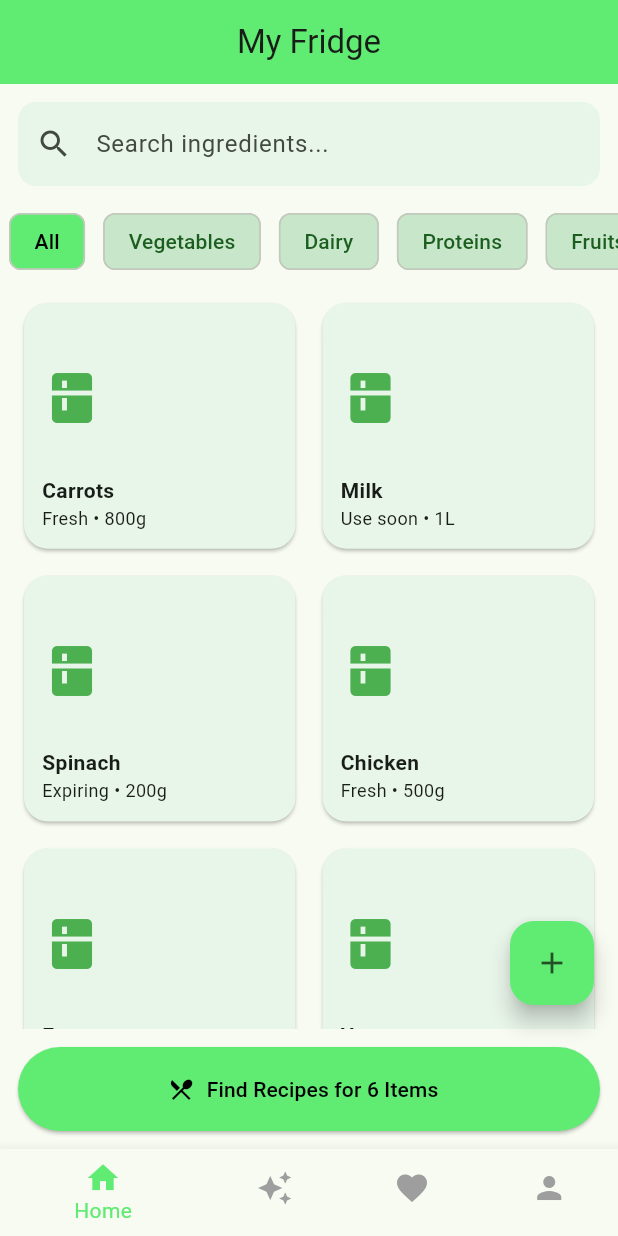
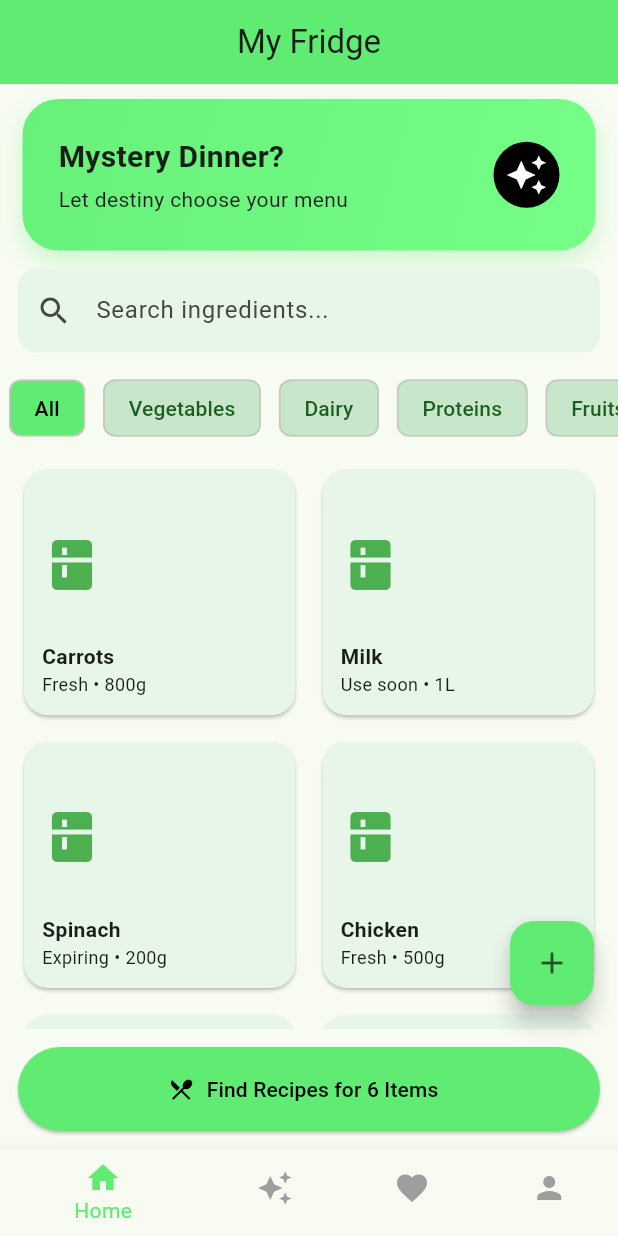
Before and after one commit to aommoa-76/food-fridge-app, a Flutter app: the screen it shows after launch, on a phone screen of 412 x 824 dp. Run offline on Flutter 3.47's test engine with Material 3 defaults, Android fonts, the phone set to English and light mode, and no system bars.

Commit message:
add special feature the RandomMenu page

```diff
--- a/lib/features/home/home_page.dart
+++ b/lib/features/home/home_page.dart
@@ -1,5 +1,6 @@
 import 'package:flutter/material.dart';
 import '../add_ingredient/add_ingredient_page.dart';
+import '../randomMenu/randomMenu.dart';
 
 class HomePage extends StatelessWidget {
   const HomePage({super.key});
@@ -24,6 +25,13 @@ class HomePage extends StatelessWidget {
 
       body: Column(
         children: [
+
+          const SizedBox(height: 10),
+
+          // เรียกใช้ปุ่มที่เราสร้างไว้
+          _buildRouletteButton(context),
+
+          // const SizedBox(height: 20),
           _buildSearch(),
           _buildCategories(),
           Expanded(child: _buildGrid()),
@@ -43,7 +51,6 @@ class HomePage extends StatelessWidget {
         },
         child: const Icon(Icons.add),
       ),
-
 
       // 🍳 Bottom Button
       bottomNavigationBar: Padding(
@@ -180,4 +187,54 @@ class HomePage extends StatelessWidget {
       },
     );
   }
+
+  // 🎢 4. Roulette Button (Original Function) - เพิ่มความพรีเมียมด้วย Gradient
+  Widget _buildRouletteButton(BuildContext context) {
+    // ดึงขนาดหน้าจอ
+    double screenWidth = MediaQuery.of(context).size.width;
+
+    return Container(
+      width: screenWidth - 30,
+      decoration: BoxDecoration(
+        borderRadius: BorderRadius.circular(24),
+        gradient: const LinearGradient(
+          colors: [Color.fromARGB(255, 103, 240, 122), Color.fromARGB(255, 117, 255, 135)],
+          begin: Alignment.topLeft, end: Alignment.bottomRight,
+        ),
+        boxShadow: [
+          BoxShadow(color: primaryGreen.withOpacity(0.3), blurRadius: 12, offset: const Offset(0, 6)),
+        ],
+      ),
+      child: Material(
+        color: Colors.transparent,
+        child: InkWell(
+          onTap: () => Navigator.push(context, MaterialPageRoute(builder: (_) => const FoodRoulettePage())),
+          borderRadius: BorderRadius.circular(24),
+          child: Padding(
+            padding: const EdgeInsets.all(24),
+            child: Row(
+              children: [
+                const Expanded(
+                  child: Column(
+                    crossAxisAlignment: CrossAxisAlignment.start,
+                    children: [
+                      Text("Mystery Dinner?",
+                        style: TextStyle(fontSize: 20, fontWeight: FontWeight.bold)),
+                      SizedBox(height: 4),
+                      Text("Let destiny choose your menu", style: TextStyle(fontSize: 14)),
+                    ],
+                  ),
+                ),
+                Container(
+                  padding: const EdgeInsets.all(8),
+                  decoration: const BoxDecoration(color: Colors.black, shape: BoxShape.circle),
+                  child: const Icon(Icons.auto_awesome, color: Colors.white, size: 28),
+                ),
+              ],
+            ),
+          ),
+        ),
+      ),
+    );
+  }
 }
--- a/pubspec.yaml
+++ b/pubspec.yaml
@@ -28,6 +28,9 @@ environment:
 # the latest version available on pub.dev. To see which dependencies have newer
 # versions available, run `flutter pub outdated`.
 dependencies:
+
+  flutter_fortune_wheel: ^1.2.0
+
   flutter:
     sdk: flutter
 
```
Also changed, not shown: lib/features/randomMenu/randomMenu.dart (added, +293 -0 lines), pubspec.lock.
